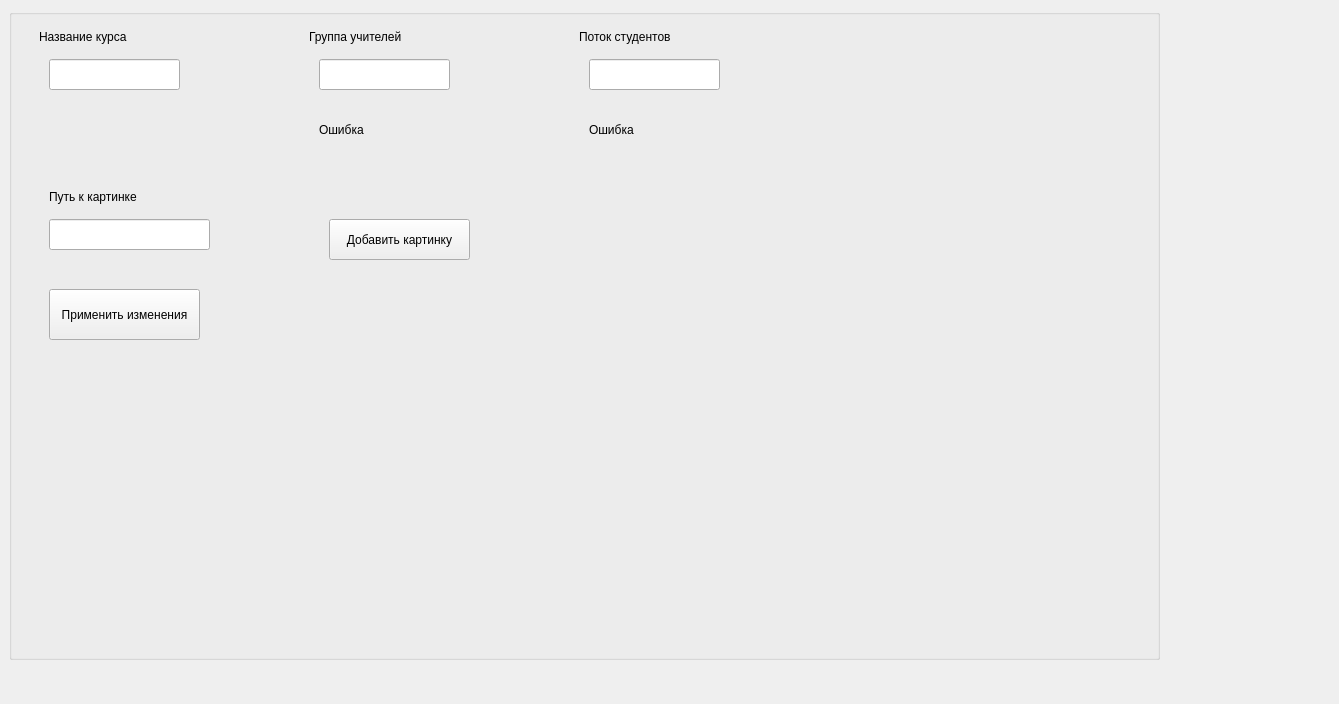
sofinvalery/LMS, file client/Forms/CourseAdder/courseadder.ui: the form before one commit.
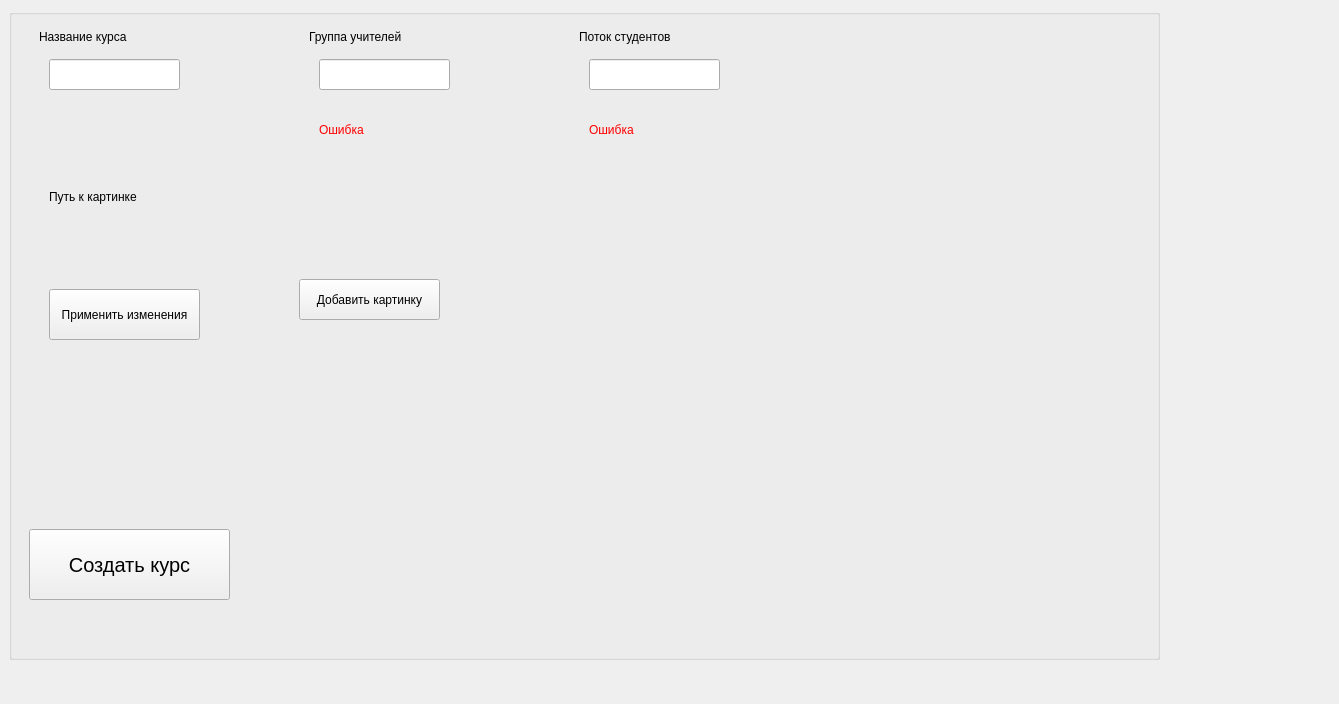
The form after the commit.

```diff
--- a/client/Forms/CourseAdder/courseadder.ui
+++ b/client/Forms/CourseAdder/courseadder.ui
@@ -25,19 +25,6 @@
    <property name="title">
     <string/>
    </property>
-   <widget class="QLineEdit" name="ImgPath">
-    <property name="geometry">
-     <rect>
-      <x>40</x>
-      <y>210</y>
-      <width>161</width>
-      <height>31</height>
-     </rect>
-    </property>
-    <property name="text">
-     <string/>
-    </property>
-   </widget>
    <widget class="QLineEdit" name="CourseName">
     <property name="geometry">
      <rect>
@@ -89,6 +76,9 @@
       <height>21</height>
      </rect>
     </property>
+    <property name="styleSheet">
+     <string notr="true">color: rgb(255, 0, 0);</string>
+    </property>
     <property name="text">
      <string>Ошибка</string>
     </property>
@@ -102,6 +92,9 @@
       <height>21</height>
      </rect>
     </property>
+    <property name="styleSheet">
+     <string notr="true">color: rgb(255, 0, 0);</string>
+    </property>
     <property name="text">
      <string>Ошибка</string>
     </property>
@@ -185,8 +178,8 @@
    <widget class="QPushButton" name="FoundIMG">
     <property name="geometry">
      <rect>
-      <x>320</x>
-      <y>210</y>
+      <x>290</x>
+      <y>270</y>
       <width>141</width>
       <height>41</height>
      </rect>
@@ -195,6 +188,37 @@
      <string>Добавить картинку</string>
     </property>
    </widget>
+   <widget class="QPushButton" name="Apply_2">
+    <property name="geometry">
+     <rect>
+      <x>20</x>
+      <y>520</y>
+      <width>201</width>
+      <height>71</height>
+     </rect>
+    </property>
+    <property name="font">
+     <font>
+      <pointsize>15</pointsize>
+     </font>
+    </property>
+    <property name="text">
+     <string>Создать курс</string>
+    </property>
+   </widget>
+   <widget class="QLabel" name="ImgPath">
+    <property name="geometry">
+     <rect>
+      <x>20</x>
+      <y>225</y>
+      <width>671</width>
+      <height>31</height>
+     </rect>
+    </property>
+    <property name="text">
+     <string/>
+    </property>
+   </widget>
   </widget>
  </widget>
  <resources/>
```
Left out of the diff: 2 changed lines with no effect on the pictures.
